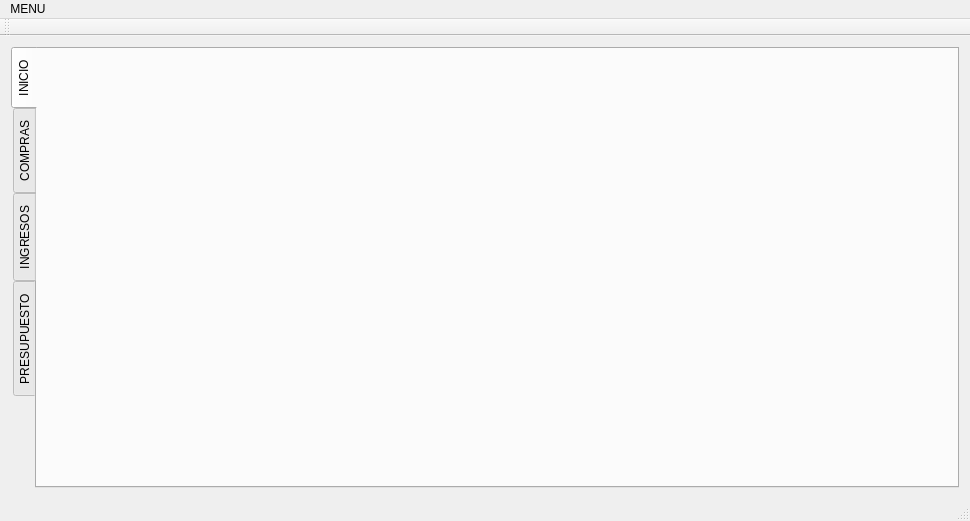
The window that principal.ui (mdchaparror/QFinanzas) describes before a commit, drawn with Qt 5.
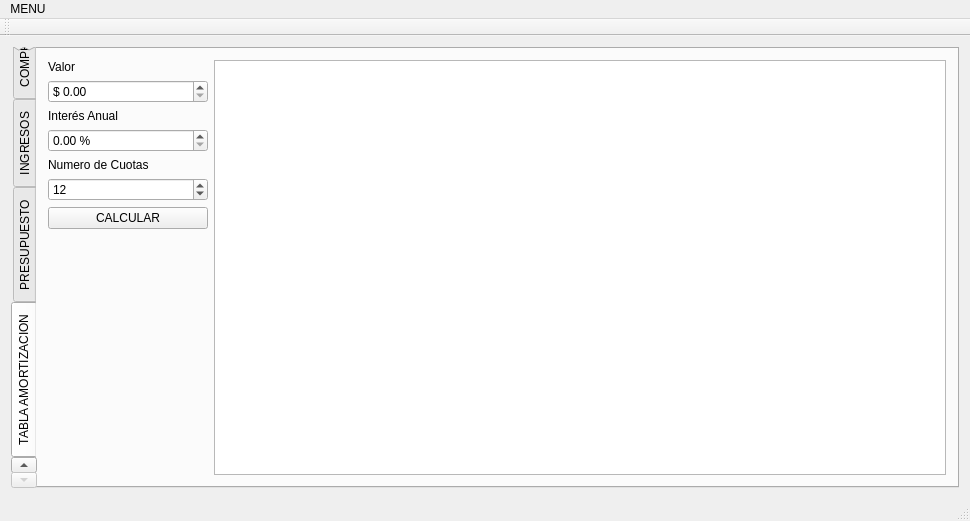
The same window after the commit. The open tabs and pages were chosen to show the change. Icons and pictures are not drawn.

Patch:
```diff
--- a/principal.ui
+++ b/principal.ui
@@ -679,6 +679,149 @@
         </item>
        </layout>
       </widget>
+      <widget class="QWidget" name="tabAmortizacion">
+       <attribute name="title">
+        <string>TABLA AMORTIZACION</string>
+       </attribute>
+       <layout class="QGridLayout" name="gridLayout_5">
+        <item row="0" column="0">
+         <layout class="QVBoxLayout" name="verticalLayout_2">
+          <item>
+           <widget class="QLabel" name="label_2">
+            <property name="minimumSize">
+             <size>
+              <width>160</width>
+              <height>0</height>
+             </size>
+            </property>
+            <property name="text">
+             <string>Valor</string>
+            </property>
+           </widget>
+          </item>
+          <item>
+           <widget class="QDoubleSpinBox" name="Valor">
+            <property name="minimumSize">
+             <size>
+              <width>160</width>
+              <height>0</height>
+             </size>
+            </property>
+            <property name="prefix">
+             <string>$ </string>
+            </property>
+            <property name="suffix">
+             <string/>
+            </property>
+            <property name="maximum">
+             <double>99000000.000000000000000</double>
+            </property>
+           </widget>
+          </item>
+          <item>
+           <widget class="QLabel" name="label">
+            <property name="minimumSize">
+             <size>
+              <width>160</width>
+              <height>0</height>
+             </size>
+            </property>
+            <property name="text">
+             <string>Interés Anual</string>
+            </property>
+           </widget>
+          </item>
+          <item>
+           <widget class="QDoubleSpinBox" name="interesAnual">
+            <property name="minimumSize">
+             <size>
+              <width>160</width>
+              <height>0</height>
+             </size>
+            </property>
+            <property name="suffix">
+             <string> %</string>
+            </property>
+            <property name="maximum">
+             <double>100.000000000000000</double>
+            </property>
+           </widget>
+          </item>
+          <item>
+           <widget class="QLabel" name="label_3">
+            <property name="minimumSize">
+             <size>
+              <width>160</width>
+              <height>0</height>
+             </size>
+            </property>
+            <property name="text">
+             <string>Numero de Cuotas</string>
+            </property>
+           </widget>
+          </item>
+          <item>
+           <widget class="QSpinBox" name="nCuotas">
+            <property name="minimumSize">
+             <size>
+              <width>160</width>
+              <height>0</height>
+             </size>
+            </property>
+            <property name="maximum">
+             <number>72</number>
+            </property>
+            <property name="value">
+             <number>12</number>
+            </property>
+           </widget>
+          </item>
+          <item>
+           <widget class="QPushButton" name="Calcular_Amortizacion">
+            <property name="minimumSize">
+             <size>
+              <width>160</width>
+              <height>0</height>
+             </size>
+            </property>
+            <property name="text">
+             <string>CALCULAR</string>
+            </property>
+           </widget>
+          </item>
+          <item>
+           <spacer name="verticalSpacer">
+            <property name="orientation">
+             <enum>Qt::Vertical</enum>
+            </property>
+            <property name="sizeHint" stdset="0">
+             <size>
+              <width>20</width>
+              <height>40</height>
+             </size>
+            </property>
+           </spacer>
+          </item>
+         </layout>
+        </item>
+        <item row="0" column="1">
+         <widget class="QTableView" name="AmortizacionTable">
+          <property name="editTriggers">
+           <set>QAbstractItemView::NoEditTriggers</set>
+          </property>
+          <property name="alternatingRowColors">
+           <bool>true</bool>
+          </property>
+          <property name="selectionBehavior">
+           <enum>QAbstractItemView::SelectRows</enum>
+          </property>
+          <attribute name="verticalHeaderVisible">
+           <bool>false</bool>
+          </attribute>
+         </widget>
+        </item>
+       </layout>
+      </widget>
      </widget>
     </item>
    </layout>
```
Left out of the diff: 2 changed lines with no effect on the pictures.
